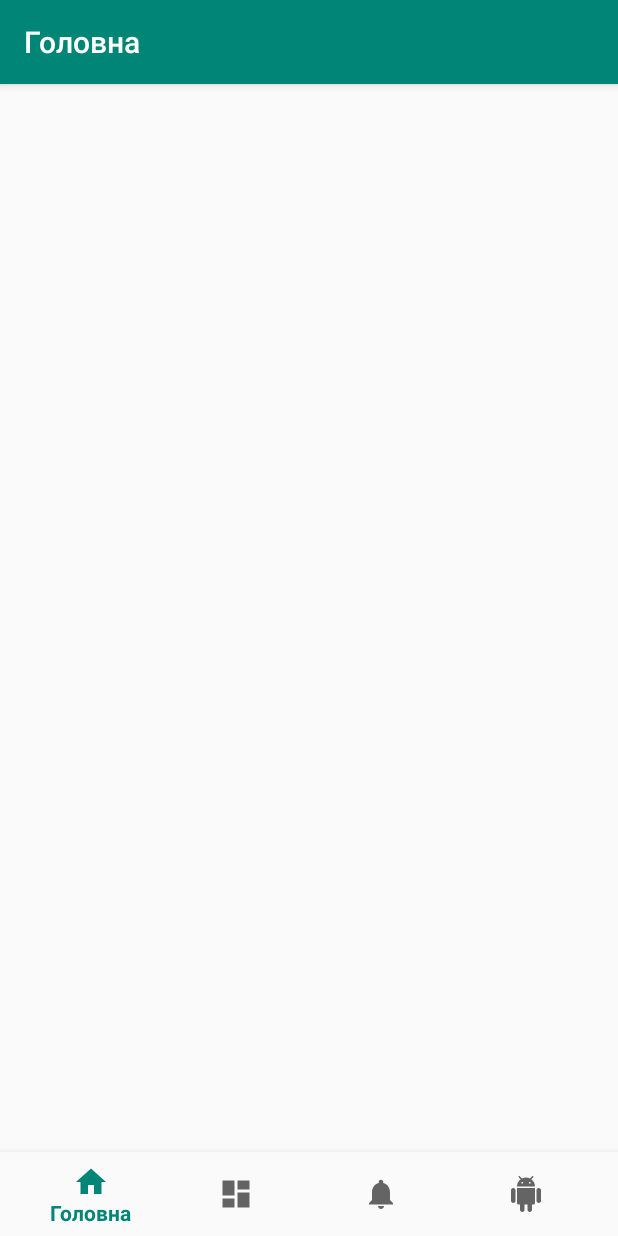
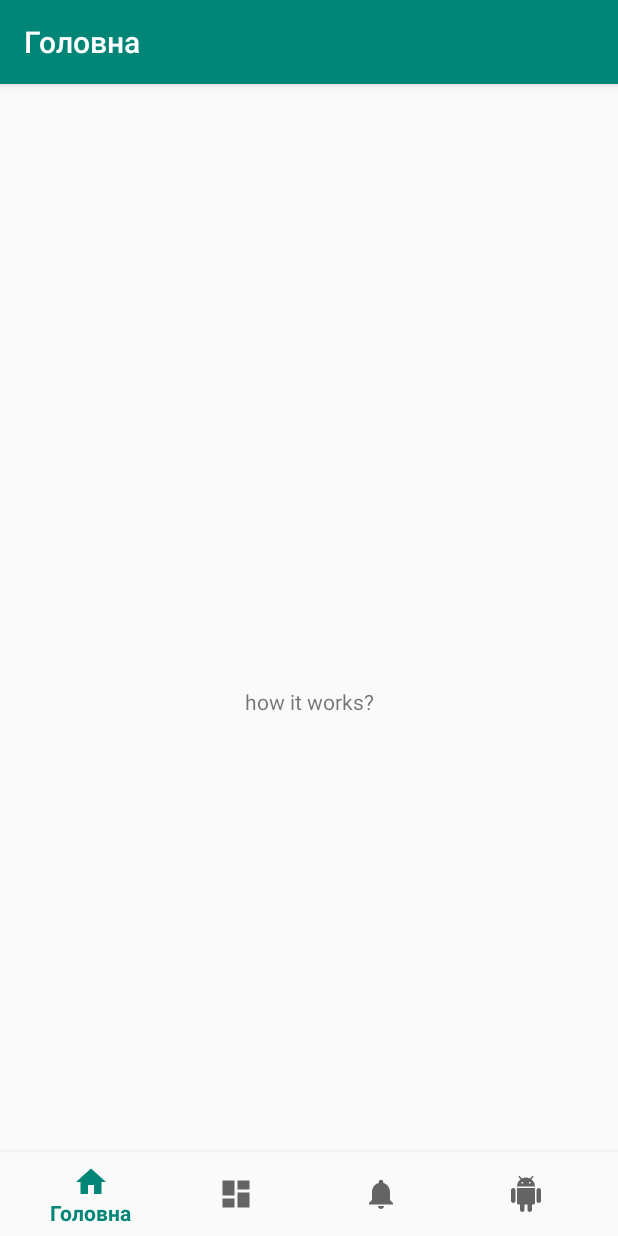
Before and after one commit to PeretsPasha/StereoBank, an Android app: the MainActivity screen opened directly, with no data from a screen before it, on a phone screen of 412 x 824 dp. Run offline under Robolectric (Android 15) with nearby library versions, the phone set to English and light mode, and no system bars; our stand-ins replace navigation-ui.

Commit message:
This is new Commit

```diff
--- a/app/src/main/res/layout/activity_main.xml
+++ b/app/src/main/res/layout/activity_main.xml
@@ -18,6 +18,15 @@
         app:layout_constraintRight_toRightOf="parent"
         app:menu="@menu/bottom_nav_menu"/>
 
+
+    <TextView
+        android:layout_width="match_parent"
+        android:layout_height="match_parent"
+        android:text="how it works?"
+        android:gravity="center"
+
+        />
+
     <fragment
         android:id="@+id/nav_host_fragment"
         android:name="androidx.navigation.fragment.NavHostFragment"
@@ -25,9 +34,11 @@
         android:layout_height="match_parent"
         app:defaultNavHost="true"
         app:layout_constraintBottom_toTopOf="@id/nav_view"
+        app:layout_constraintHorizontal_bias="0.0"
         app:layout_constraintLeft_toLeftOf="parent"
         app:layout_constraintRight_toRightOf="parent"
         app:layout_constraintTop_toTopOf="parent"
+        app:layout_constraintVertical_bias="1.0"
         app:navGraph="@navigation/mobile_navigation" />
 
 </androidx.constraintlayout.widget.ConstraintLayout>
```
